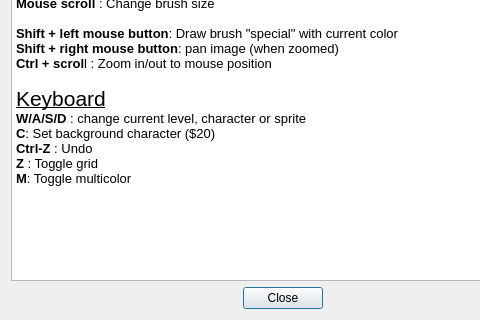
Old version of the form source/dialogimagehelp.ui in the repository leuat/TRSE; both pictures show x 0 to 480 and y 90 to 410 of the 566 by 410 pixel window.
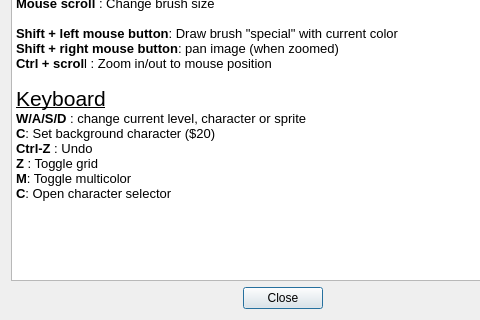
New version of the form.

```diff
--- a/source/dialogimagehelp.ui
+++ b/source/dialogimagehelp.ui
@@ -22,23 +22,24 @@
         <string>&lt;!DOCTYPE HTML PUBLIC &quot;-//W3C//DTD HTML 4.0//EN&quot; &quot;http://www.w3.org/TR/REC-html40/strict.dtd&quot;&gt;
 &lt;html&gt;&lt;head&gt;&lt;meta name=&quot;qrichtext&quot; content=&quot;1&quot; /&gt;&lt;style type=&quot;text/css&quot;&gt;
 p, li { white-space: pre-wrap; }
-&lt;/style&gt;&lt;/head&gt;&lt;body style=&quot; font-family:'Noto Sans'; font-size:9pt; font-weight:400; font-style:normal;&quot;&gt;
-&lt;p style=&quot; margin-top:0px; margin-bottom:0px; margin-left:0px; margin-right:0px; -qt-block-indent:0; text-indent:0px;&quot;&gt;&lt;span style=&quot; font-size:16pt; text-decoration: underline;&quot;&gt;Mouse&lt;/span&gt;&lt;/p&gt;
-&lt;p style=&quot; margin-top:0px; margin-bottom:0px; margin-left:0px; margin-right:0px; -qt-block-indent:0; text-indent:0px;&quot;&gt;&lt;span style=&quot; font-size:10pt; font-weight:600;&quot;&gt;Left mouse button&lt;/span&gt;&lt;span style=&quot; font-size:10pt;&quot;&gt;: Draw with current color&lt;/span&gt;&lt;/p&gt;
-&lt;p style=&quot; margin-top:0px; margin-bottom:0px; margin-left:0px; margin-right:0px; -qt-block-indent:0; text-indent:0px;&quot;&gt;&lt;span style=&quot; font-size:10pt; font-weight:600;&quot;&gt;Right mouse button&lt;/span&gt;&lt;span style=&quot; font-size:10pt;&quot;&gt;: Draw with background color&lt;/span&gt;&lt;/p&gt;
-&lt;p style=&quot;-qt-paragraph-type:empty; margin-top:0px; margin-bottom:0px; margin-left:0px; margin-right:0px; -qt-block-indent:0; text-indent:0px; font-size:10pt;&quot;&gt;&lt;br /&gt;&lt;/p&gt;
-&lt;p style=&quot; margin-top:0px; margin-bottom:0px; margin-left:0px; margin-right:0px; -qt-block-indent:0; text-indent:0px;&quot;&gt;&lt;span style=&quot; font-size:10pt; font-weight:600;&quot;&gt;Mouse scroll&lt;/span&gt;&lt;span style=&quot; font-size:10pt;&quot;&gt; : Change brush size&lt;/span&gt;&lt;/p&gt;
-&lt;p style=&quot;-qt-paragraph-type:empty; margin-top:0px; margin-bottom:0px; margin-left:0px; margin-right:0px; -qt-block-indent:0; text-indent:0px; font-size:10pt;&quot;&gt;&lt;br /&gt;&lt;/p&gt;
-&lt;p style=&quot; margin-top:0px; margin-bottom:0px; margin-left:0px; margin-right:0px; -qt-block-indent:0; text-indent:0px;&quot;&gt;&lt;span style=&quot; font-size:10pt; font-weight:600;&quot;&gt;Shift + left mouse button&lt;/span&gt;&lt;span style=&quot; font-size:10pt;&quot;&gt;: Draw brush &amp;quot;special&amp;quot; with current color&lt;/span&gt;&lt;/p&gt;
-&lt;p style=&quot; margin-top:0px; margin-bottom:0px; margin-left:0px; margin-right:0px; -qt-block-indent:0; text-indent:0px;&quot;&gt;&lt;span style=&quot; font-size:10pt; font-weight:600;&quot;&gt;Shift + right mouse button&lt;/span&gt;&lt;span style=&quot; font-size:10pt;&quot;&gt;: pan image (when zoomed)&lt;/span&gt;&lt;/p&gt;
-&lt;p style=&quot; margin-top:0px; margin-bottom:0px; margin-left:0px; margin-right:0px; -qt-block-indent:0; text-indent:0px;&quot;&gt;&lt;span style=&quot; font-size:10pt; font-weight:600;&quot;&gt;Ctrl + scrol&lt;/span&gt;&lt;span style=&quot; font-size:10pt;&quot;&gt;l : Zoom in/out to mouse position&lt;/span&gt;&lt;/p&gt;
-&lt;p style=&quot;-qt-paragraph-type:empty; margin-top:0px; margin-bottom:0px; margin-left:0px; margin-right:0px; -qt-block-indent:0; text-indent:0px; font-size:10pt;&quot;&gt;&lt;br /&gt;&lt;/p&gt;
-&lt;p style=&quot; margin-top:0px; margin-bottom:0px; margin-left:0px; margin-right:0px; -qt-block-indent:0; text-indent:0px;&quot;&gt;&lt;span style=&quot; font-size:16pt; text-decoration: underline;&quot;&gt;Keyboard&lt;/span&gt;&lt;/p&gt;
-&lt;p style=&quot; margin-top:0px; margin-bottom:0px; margin-left:0px; margin-right:0px; -qt-block-indent:0; text-indent:0px;&quot;&gt;&lt;span style=&quot; font-size:10pt; font-weight:600;&quot;&gt;W/A/S/D&lt;/span&gt;&lt;span style=&quot; font-size:10pt;&quot;&gt; : change current level, character or sprite&lt;/span&gt;&lt;/p&gt;
-&lt;p style=&quot; margin-top:0px; margin-bottom:0px; margin-left:0px; margin-right:0px; -qt-block-indent:0; text-indent:0px;&quot;&gt;&lt;span style=&quot; font-size:10pt; font-weight:600;&quot;&gt;C&lt;/span&gt;&lt;span style=&quot; font-size:10pt;&quot;&gt;: Set background character ($20)&lt;/span&gt;&lt;/p&gt;
-&lt;p style=&quot; margin-top:0px; margin-bottom:0px; margin-left:0px; margin-right:0px; -qt-block-indent:0; text-indent:0px;&quot;&gt;&lt;span style=&quot; font-size:10pt; font-weight:600;&quot;&gt;Ctrl-Z&lt;/span&gt;&lt;span style=&quot; font-size:10pt;&quot;&gt; : Undo&lt;/span&gt;&lt;/p&gt;
-&lt;p style=&quot; margin-top:0px; margin-bottom:0px; margin-left:0px; margin-right:0px; -qt-block-indent:0; text-indent:0px;&quot;&gt;&lt;span style=&quot; font-size:10pt; font-weight:600;&quot;&gt;Z&lt;/span&gt;&lt;span style=&quot; font-size:10pt;&quot;&gt; : Toggle grid&lt;/span&gt;&lt;/p&gt;
-&lt;p style=&quot; margin-top:0px; margin-bottom:0px; margin-left:0px; margin-right:0px; -qt-block-indent:0; text-indent:0px;&quot;&gt;&lt;span style=&quot; font-size:10pt; font-weight:600;&quot;&gt;M&lt;/span&gt;&lt;span style=&quot; font-size:10pt;&quot;&gt;: Toggle multicolor&lt;/span&gt;&lt;/p&gt;&lt;/body&gt;&lt;/html&gt;</string>
+&lt;/style&gt;&lt;/head&gt;&lt;body style=&quot; font-family:'Ubuntu'; font-size:10pt; font-weight:400; font-style:normal;&quot;&gt;
+&lt;p style=&quot; margin-top:0px; margin-bottom:0px; margin-left:0px; margin-right:0px; -qt-block-indent:0; text-indent:0px;&quot;&gt;&lt;span style=&quot; font-family:'Noto Sans'; font-size:16pt; text-decoration: underline;&quot;&gt;Mouse&lt;/span&gt;&lt;/p&gt;
+&lt;p style=&quot; margin-top:0px; margin-bottom:0px; margin-left:0px; margin-right:0px; -qt-block-indent:0; text-indent:0px;&quot;&gt;&lt;span style=&quot; font-family:'Noto Sans'; font-weight:600;&quot;&gt;Left mouse button&lt;/span&gt;&lt;span style=&quot; font-family:'Noto Sans';&quot;&gt;: Draw with current color&lt;/span&gt;&lt;/p&gt;
+&lt;p style=&quot; margin-top:0px; margin-bottom:0px; margin-left:0px; margin-right:0px; -qt-block-indent:0; text-indent:0px;&quot;&gt;&lt;span style=&quot; font-family:'Noto Sans'; font-weight:600;&quot;&gt;Right mouse button&lt;/span&gt;&lt;span style=&quot; font-family:'Noto Sans';&quot;&gt;: Draw with background color&lt;/span&gt;&lt;/p&gt;
+&lt;p style=&quot;-qt-paragraph-type:empty; margin-top:0px; margin-bottom:0px; margin-left:0px; margin-right:0px; -qt-block-indent:0; text-indent:0px; font-family:'Noto Sans';&quot;&gt;&lt;br /&gt;&lt;/p&gt;
+&lt;p style=&quot; margin-top:0px; margin-bottom:0px; margin-left:0px; margin-right:0px; -qt-block-indent:0; text-indent:0px;&quot;&gt;&lt;span style=&quot; font-family:'Noto Sans'; font-weight:600;&quot;&gt;Mouse scroll&lt;/span&gt;&lt;span style=&quot; font-family:'Noto Sans';&quot;&gt; : Change brush size&lt;/span&gt;&lt;/p&gt;
+&lt;p style=&quot;-qt-paragraph-type:empty; margin-top:0px; margin-bottom:0px; margin-left:0px; margin-right:0px; -qt-block-indent:0; text-indent:0px; font-family:'Noto Sans';&quot;&gt;&lt;br /&gt;&lt;/p&gt;
+&lt;p style=&quot; margin-top:0px; margin-bottom:0px; margin-left:0px; margin-right:0px; -qt-block-indent:0; text-indent:0px;&quot;&gt;&lt;span style=&quot; font-family:'Noto Sans'; font-weight:600;&quot;&gt;Shift + left mouse button&lt;/span&gt;&lt;span style=&quot; font-family:'Noto Sans';&quot;&gt;: Draw brush &amp;quot;special&amp;quot; with current color&lt;/span&gt;&lt;/p&gt;
+&lt;p style=&quot; margin-top:0px; margin-bottom:0px; margin-left:0px; margin-right:0px; -qt-block-indent:0; text-indent:0px;&quot;&gt;&lt;span style=&quot; font-family:'Noto Sans'; font-weight:600;&quot;&gt;Shift + right mouse button&lt;/span&gt;&lt;span style=&quot; font-family:'Noto Sans';&quot;&gt;: pan image (when zoomed)&lt;/span&gt;&lt;/p&gt;
+&lt;p style=&quot; margin-top:0px; margin-bottom:0px; margin-left:0px; margin-right:0px; -qt-block-indent:0; text-indent:0px;&quot;&gt;&lt;span style=&quot; font-family:'Noto Sans'; font-weight:600;&quot;&gt;Ctrl + scrol&lt;/span&gt;&lt;span style=&quot; font-family:'Noto Sans';&quot;&gt;l : Zoom in/out to mouse position&lt;/span&gt;&lt;/p&gt;
+&lt;p style=&quot;-qt-paragraph-type:empty; margin-top:0px; margin-bottom:0px; margin-left:0px; margin-right:0px; -qt-block-indent:0; text-indent:0px; font-family:'Noto Sans';&quot;&gt;&lt;br /&gt;&lt;/p&gt;
+&lt;p style=&quot; margin-top:0px; margin-bottom:0px; margin-left:0px; margin-right:0px; -qt-block-indent:0; text-indent:0px;&quot;&gt;&lt;span style=&quot; font-family:'Noto Sans'; font-size:16pt; text-decoration: underline;&quot;&gt;Keyboard&lt;/span&gt;&lt;/p&gt;
+&lt;p style=&quot; margin-top:0px; margin-bottom:0px; margin-left:0px; margin-right:0px; -qt-block-indent:0; text-indent:0px;&quot;&gt;&lt;span style=&quot; font-family:'Noto Sans'; font-weight:600;&quot;&gt;W/A/S/D&lt;/span&gt;&lt;span style=&quot; font-family:'Noto Sans';&quot;&gt; : change current level, character or sprite&lt;/span&gt;&lt;/p&gt;
+&lt;p style=&quot; margin-top:0px; margin-bottom:0px; margin-left:0px; margin-right:0px; -qt-block-indent:0; text-indent:0px;&quot;&gt;&lt;span style=&quot; font-family:'Noto Sans'; font-weight:600;&quot;&gt;C&lt;/span&gt;&lt;span style=&quot; font-family:'Noto Sans';&quot;&gt;: Set background character ($20)&lt;/span&gt;&lt;/p&gt;
+&lt;p style=&quot; margin-top:0px; margin-bottom:0px; margin-left:0px; margin-right:0px; -qt-block-indent:0; text-indent:0px;&quot;&gt;&lt;span style=&quot; font-family:'Noto Sans'; font-weight:600;&quot;&gt;Ctrl-Z&lt;/span&gt;&lt;span style=&quot; font-family:'Noto Sans';&quot;&gt; : Undo&lt;/span&gt;&lt;/p&gt;
+&lt;p style=&quot; margin-top:0px; margin-bottom:0px; margin-left:0px; margin-right:0px; -qt-block-indent:0; text-indent:0px;&quot;&gt;&lt;span style=&quot; font-family:'Noto Sans'; font-weight:600;&quot;&gt;Z&lt;/span&gt;&lt;span style=&quot; font-family:'Noto Sans';&quot;&gt; : Toggle grid&lt;/span&gt;&lt;/p&gt;
+&lt;p style=&quot; margin-top:0px; margin-bottom:0px; margin-left:0px; margin-right:0px; -qt-block-indent:0; text-indent:0px;&quot;&gt;&lt;span style=&quot; font-family:'Noto Sans'; font-weight:600;&quot;&gt;M&lt;/span&gt;&lt;span style=&quot; font-family:'Noto Sans';&quot;&gt;: Toggle multicolor&lt;/span&gt;&lt;/p&gt;
+&lt;p style=&quot; margin-top:0px; margin-bottom:0px; margin-left:0px; margin-right:0px; -qt-block-indent:0; text-indent:0px;&quot;&gt;&lt;span style=&quot; font-family:'Noto Sans'; font-weight:600;&quot;&gt;C&lt;/span&gt;&lt;span style=&quot; font-family:'Noto Sans';&quot;&gt;: Open character selector&lt;/span&gt;&lt;/p&gt;&lt;/body&gt;&lt;/html&gt;</string>
        </property>
       </widget>
      </item>
```
